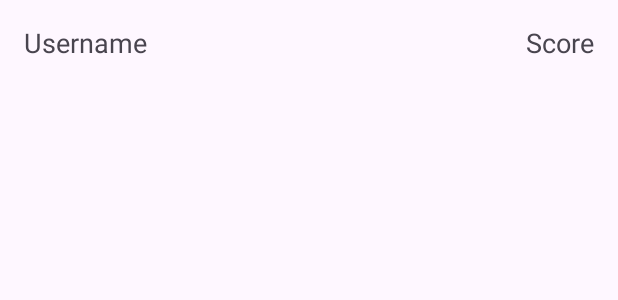
After one commit to AlphaTuring01/InfiniteCraftle2, an Android app: the layout ranking_row_item.xml on its own in the app's theme, with its tools: preview values and no code run, on a phone screen of 412 x 824 dp. The commit adds this screen. Shown: the top 300 px of the screen. Run offline under Robolectric (Android 15) with nearby library versions, the phone set to English and light mode, and no system bars.

Commit message:
ranking done

```diff
--- a/app/src/main/AndroidManifest.xml
+++ b/app/src/main/AndroidManifest.xml
@@ -18,6 +18,9 @@
         android:usesCleartextTraffic="true"
         tools:targetApi="31">
         <activity
+            android:name=".WinActivity"
+            android:exported="false" />
+        <activity
             android:name=".SignUpActivity"
             android:exported="false" />
         <activity
@@ -32,7 +35,6 @@
         <activity
             android:name=".HomeActivity"
             android:exported="false" />
-        <activity android:name=".WinActivity" />
     </application>
 
 </manifest>
--- a/app/src/main/java/lab/prog/infinitecraftle/HomeActivity.java
+++ b/app/src/main/java/lab/prog/infinitecraftle/HomeActivity.java
@@ -106,9 +106,9 @@ public class HomeActivity extends AppCompatActivity {
     }
     private void moveToWinActivity(CraftResponse response) {
         Intent intent = new Intent(HomeActivity.this, WinActivity.class);
-        intent.putExtra("DATE_LIST", dateList);
         intent.putExtra("SCORE", response.getGame().getScore());
         intent.putExtra("TIME", formatDuration(response.getGame().getTimeMillis()));
+        intent.putExtra("RANKING", response.getRanking());
         startActivity(intent);
         finish();
     }
--- a/app/src/main/res/layout/activity_win.xml
+++ b/app/src/main/res/layout/activity_win.xml
@@ -76,6 +76,12 @@
                         android:textColor="@color/white" />
                 </LinearLayout>
             </androidx.cardview.widget.CardView>
+            <androidx.recyclerview.widget.RecyclerView
+                android:id="@+id/recyclerView"
+                android:layout_width="match_parent"
+                android:layout_height="wrap_content"
+                android:paddingTop="16dp"
+                android:clipToPadding="false" />
         </LinearLayout>
     </ScrollView>
 </RelativeLayout>
--- /dev/null
+++ b/app/src/main/res/layout/ranking_row_item.xml
@@ -0,0 +1,24 @@
+<?xml version="1.0" encoding="utf-8"?>
+<LinearLayout
+    xmlns:android="http://schemas.android.com/apk/res/android"
+    android:layout_width="match_parent"
+    android:layout_height="wrap_content"
+    android:orientation="horizontal"
+    android:padding="16dp">
+
+    <TextView
+        android:id="@+id/usernameTextView"
+        android:layout_width="0dp"
+        android:layout_height="wrap_content"
+        android:layout_weight="1"
+        android:text="Username"
+        android:textSize="18sp" />
+
+    <TextView
+        android:id="@+id/scoreTextView"
+        android:layout_width="wrap_content"
+        android:layout_height="wrap_content"
+        android:text="Score"
+        android:textSize="18sp"
+        android:layout_marginStart="16dp" />
+</LinearLayout>
```
Also changed, not shown: app/src/main/java/lab/prog/infinitecraftle/MyRankingAdapter.java (added, +50 -0 lines), app/src/main/java/lab/prog/infinitecraftle/WinActivity.java (+14 -5 lines), app/src/main/java/lab/prog/infinitecraftle/domain/RankingRow.java (added, +20 -0 lines), app/src/main/java/lab/prog/infinitecraftle/dto/CraftResponse.java (+10 -0 lines).
